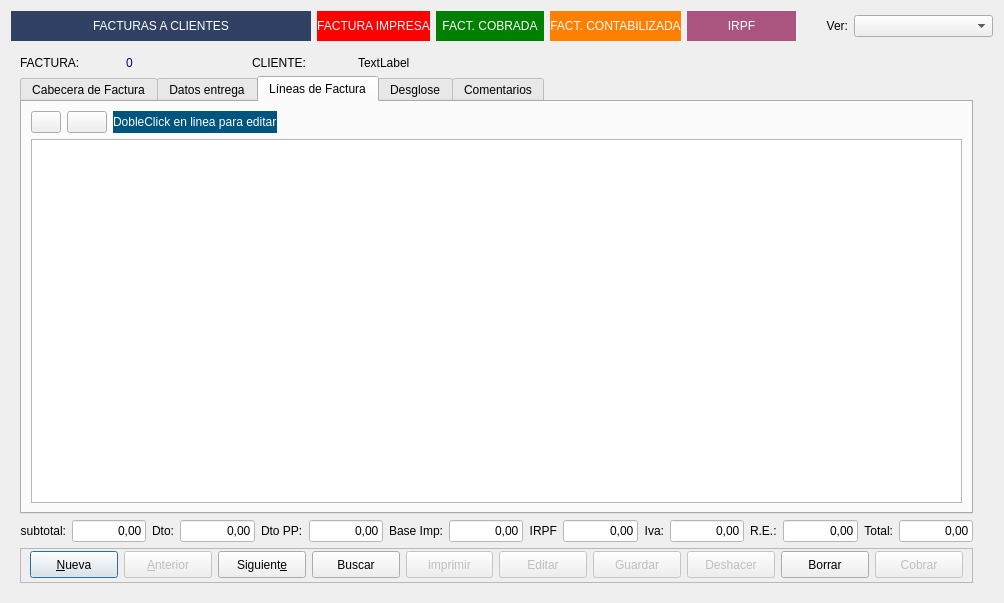
Before: the Qt Designer form Zona_Ventas/frmfacturas.ui in arcnexus/RedFoX, drawn with Qt 5.
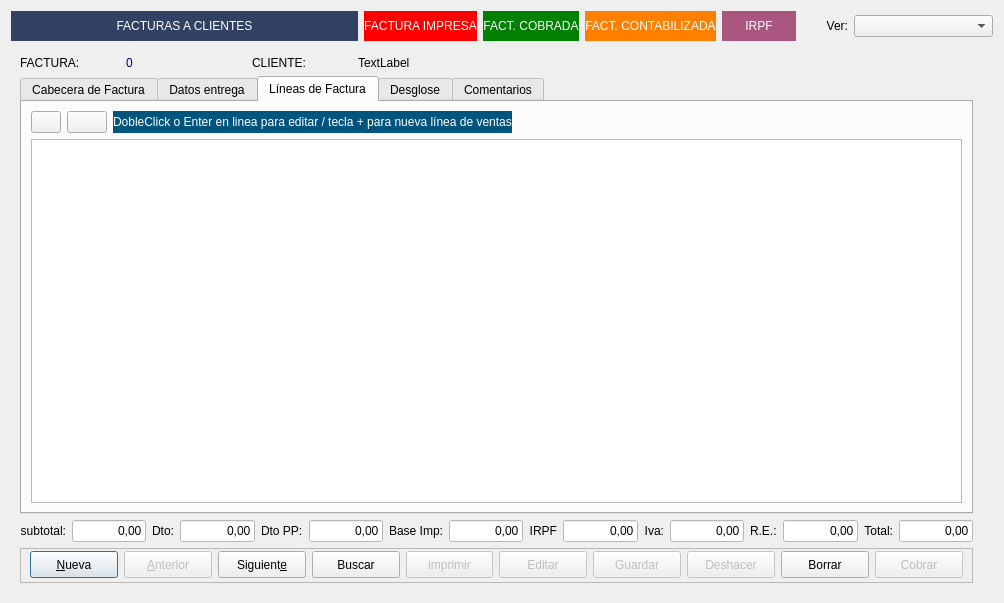
After: the same form once the commit is applied. The open tabs and pages were chosen to show the change. Icons and pictures are not drawn.

What changed in the file:
```diff
--- a/Zona_Ventas/frmfacturas.ui
+++ b/Zona_Ventas/frmfacturas.ui
@@ -1527,7 +1527,7 @@
 color: rgb(255, 255, 255);</string>
              </property>
              <property name="text">
-              <string>DobleClick en linea para editar</string>
+              <string>DobleClick o Enter en linea para editar / tecla + para nueva línea de ventas</string>
              </property>
             </widget>
            </item>
```
Left out of the diff: 2 changed lines with no effect on the pictures.
